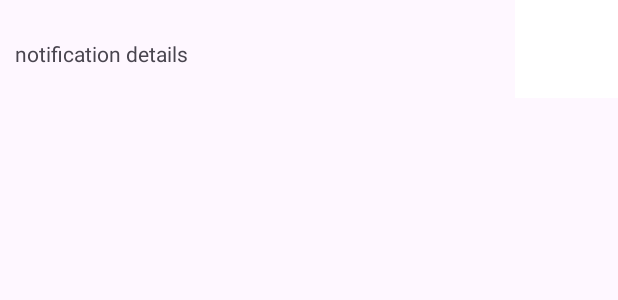
After one commit to rezaulkhan111/Offline-Notification, an Android app: the layout alarm_notification_view.xml on its own in the app's theme, with its tools: preview values and no code run, on a phone screen of 412 x 824 dp. The commit adds this screen. Shown: the top 300 px of the screen. Run offline under Robolectric (Android 15) with nearby library versions, the phone set to English and light mode, and no system bars.

Commit message:
custom notification complete

```diff
--- /dev/null
+++ b/app/src/main/res/layout/alarm_notification_view.xml
@@ -0,0 +1,68 @@
+<?xml version="1.0" encoding="utf-8"?>
+<LinearLayout xmlns:android="http://schemas.android.com/apk/res/android"
+    xmlns:tools="http://schemas.android.com/tools"
+    android:layout_width="match_parent"
+    android:layout_height="wrap_content">
+
+    <LinearLayout
+        android:layout_width="match_parent"
+        android:layout_height="wrap_content"
+        android:orientation="horizontal"
+        android:weightSum="3">
+
+        <LinearLayout
+            android:layout_width="0dp"
+            android:layout_height="wrap_content"
+            android:layout_weight="2.50"
+            android:orientation="vertical">
+
+            <LinearLayout
+                android:layout_width="wrap_content"
+                android:layout_height="wrap_content"
+                android:layout_gravity="start"
+                android:layout_marginStart="10dp"
+                android:layout_marginLeft="10dp"
+                android:layout_marginTop="10dp"
+                android:orientation="horizontal">
+
+                <ImageView
+                    android:id="@+id/iv_notification_icon"
+                    android:layout_width="wrap_content"
+                    android:layout_height="wrap_content"
+                    android:contentDescription="@string/app_name"
+                    tools:ignore="NestedWeights" />
+
+                <TextView
+                    android:id="@+id/tv_notification_title"
+                    android:layout_width="wrap_content"
+                    android:layout_height="match_parent"
+                    android:layout_marginStart="5dp"
+                    android:textSize="16sp" />
+            </LinearLayout>
+
+            <TextView
+                android:id="@+id/tv_notification_message"
+                android:layout_width="wrap_content"
+                android:layout_height="wrap_content"
+                android:layout_marginStart="10dp"
+                android:layout_marginTop="16dp"
+                android:layout_marginBottom="20dp"
+                android:text="notification details" />
+        </LinearLayout>
+
+        <LinearLayout
+            android:id="@+id/ll_notification_dismiss"
+            android:layout_width="0dp"
+            android:layout_height="match_parent"
+            android:layout_weight="0.50"
+            android:background="@color/white"
+            android:gravity="center"
+            android:orientation="vertical">
+
+            <ImageView
+                android:id="@+id/iv_notification_dismiss"
+                android:layout_width="wrap_content"
+                android:layout_height="wrap_content" />
+        </LinearLayout>
+    </LinearLayout>
+</LinearLayout>
```
Also changed, not shown: app/src/main/java/com/example/offline_notification/Constants.kt (+5 -7 lines), app/src/main/java/com/example/offline_notification/MainActivity.kt (+6 -2 lines), app/src/main/java/com/example/offline_notification/NotificationBR.kt (+30 -10 lines), app/src/main/java/com/example/offline_notification/NotificationControl.kt (+68 -8 lines), app/src/main/java/com/example/offline_notification/NotificationPlayer.kt (added, +37 -0 lines), app/src/main/java/com/example/offline_notification/NotificationService.kt (+12 -16 lines), 1 other file.
